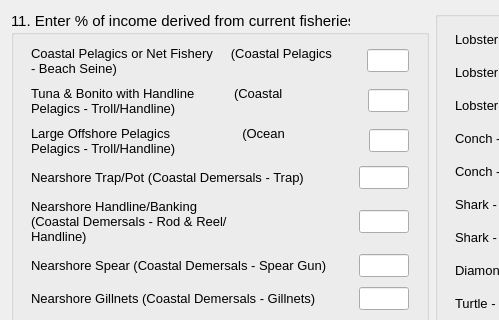
First picture: the form in oom_st_kitts_nevis/Interview/rec_cpfv.ui, repository Ecotrust/openoceanmap-desktop, before the edit; both pictures show x 0 to 499 and y 0 to 320 of the 752 by 457 pixel window.
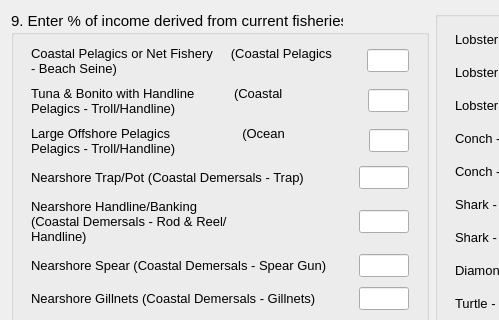
Second picture: the form after the edit.

Commit message: layer-save error handling

Patch:
```diff
--- a/oom_st_kitts_nevis/Interview/rec_cpfv.ui
+++ b/oom_st_kitts_nevis/Interview/rec_cpfv.ui
@@ -24,7 +24,7 @@
       </font>
      </property>
      <property name="title" >
-      <string>11. Enter % of income derived from current fisheries</string>
+      <string>9. Enter % of income derived from current fisheries</string>
      </property>
      <layout class="QVBoxLayout" name="verticalLayout_2" >
       <item>
```
The commit also changes 2 other files.
